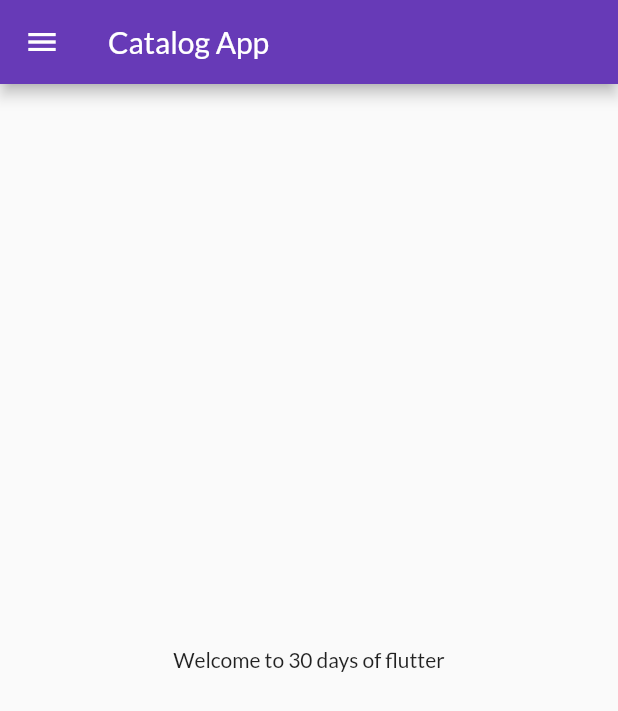
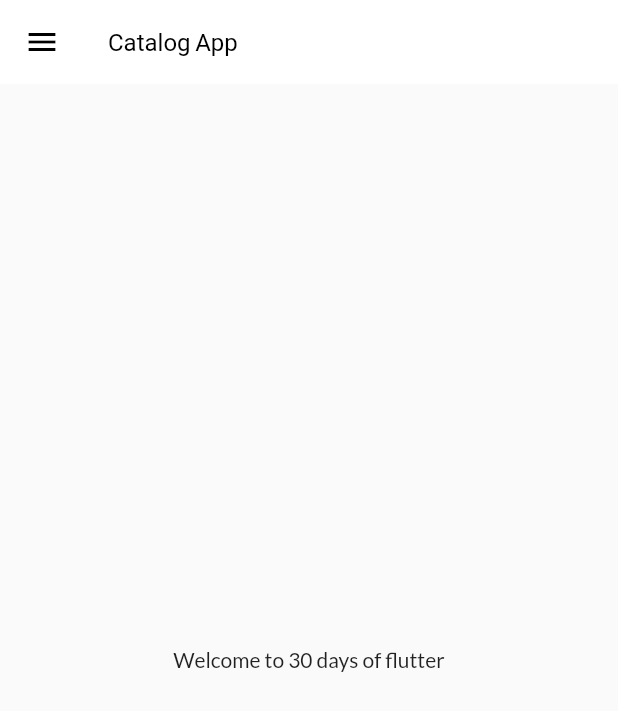
Before and after one commit to tanishq1405/30daysOfFlutter, a Flutter app: the screen it shows after launch, on a phone screen of 412 x 824 dp. Shown: the top 711 px of the screen. Run offline on Flutter 3.47's test engine with Material 2 defaults, Android fonts, the phone set to English and light mode, and no system bars; our stand-ins replace google_fonts.

Commit message:
themesExtracted

```diff
--- a/lib/main.dart
+++ b/lib/main.dart
@@ -1,8 +1,8 @@
 import 'package:catalog_app/screens/home_page.dart';
 import 'package:catalog_app/screens/login_page.dart';
 import 'package:catalog_app/utils/routes.dart';
+import 'package:catalog_app/widgets/themes.dart';
 import 'package:flutter/material.dart';
-import 'package:google_fonts/google_fonts.dart';
 
 void main() {
   runApp(const MyApp());
@@ -16,24 +16,16 @@ class MyApp extends StatelessWidget {
     return MaterialApp(
       // home: HomePage(),
       themeMode: ThemeMode.light,
-      darkTheme: ThemeData(
-        brightness: Brightness.dark,
-      ),
       debugShowCheckedModeBanner: false,
-      theme: ThemeData(
-        primarySwatch: Colors.deepPurple,
-        fontFamily: GoogleFonts.lato().fontFamily,
-        // fontFamily: GoogleFonts.balooBhai2().fontFamily,
-        // primaryTextTheme: GoogleFonts.latoTextTheme(),
-      ),
+      theme: myTheme.lightTheme(context),
+      darkTheme: myTheme.darkTheme(context),
       initialRoute: "/home",
       routes: {
         "/": (context) => const LoginPage(),
         MyRoutes.homeRoute: (context) => HomePage(),
         MyRoutes.loginRoute: (context) => const LoginPage(),
-
       },
     );
   }
 }
-// We use the "navigator" class to move between different routes for e.g. changing the screee on press of a button
+// We use the "navigator" class to move between different routes for e.g. changing the screen on press of a button
--- /dev/null
+++ b/lib/widgets/themes.dart
@@ -0,0 +1,23 @@
+import 'package:flutter/material.dart';
+import 'package:google_fonts/google_fonts.dart';
+
+class myTheme {
+  static ThemeData lightTheme(BuildContext context) => ThemeData(
+      primarySwatch: Colors.deepPurple,
+      fontFamily: GoogleFonts.lato().fontFamily,
+      appBarTheme: const AppBarTheme(
+          color: Colors.white,
+          elevation: 0.0,
+          titleTextStyle: TextStyle(
+            color: Colors.black,
+            fontSize: 16,
+          ),
+          // textTheme: Theme.of(context).textTheme,
+          iconTheme: IconThemeData(
+            color: Colors.black,
+          )));
+
+  static ThemeData darkTheme(BuildContext context) => ThemeData(
+        brightness: Brightness.dark,
+      );
+}
```
